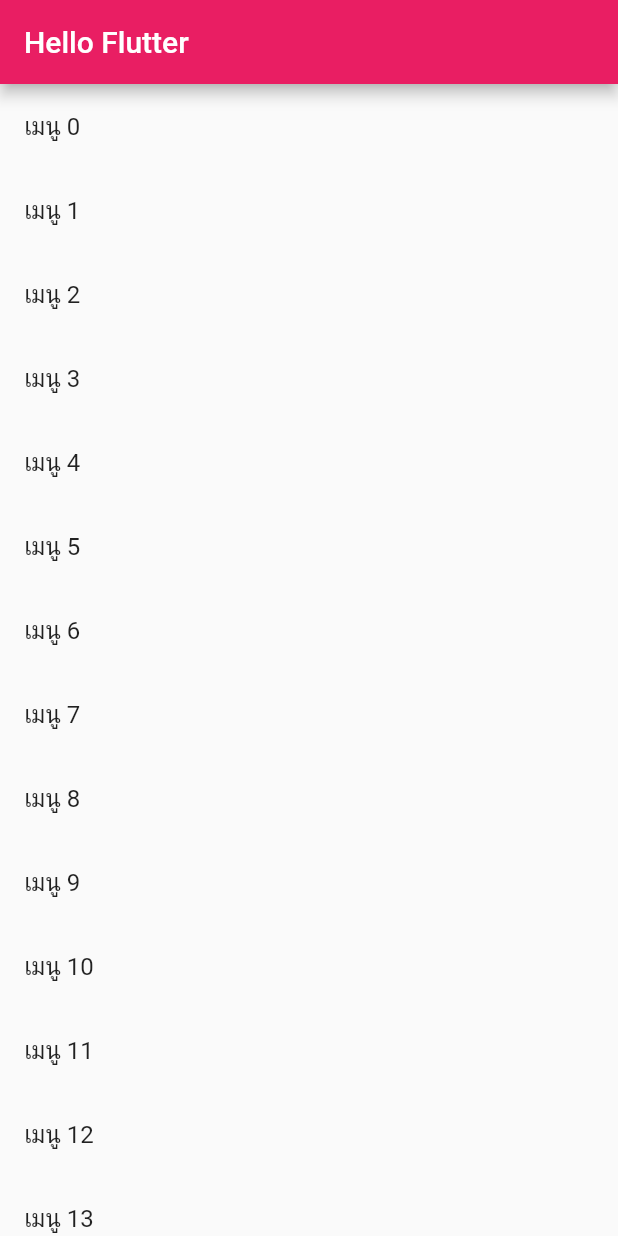
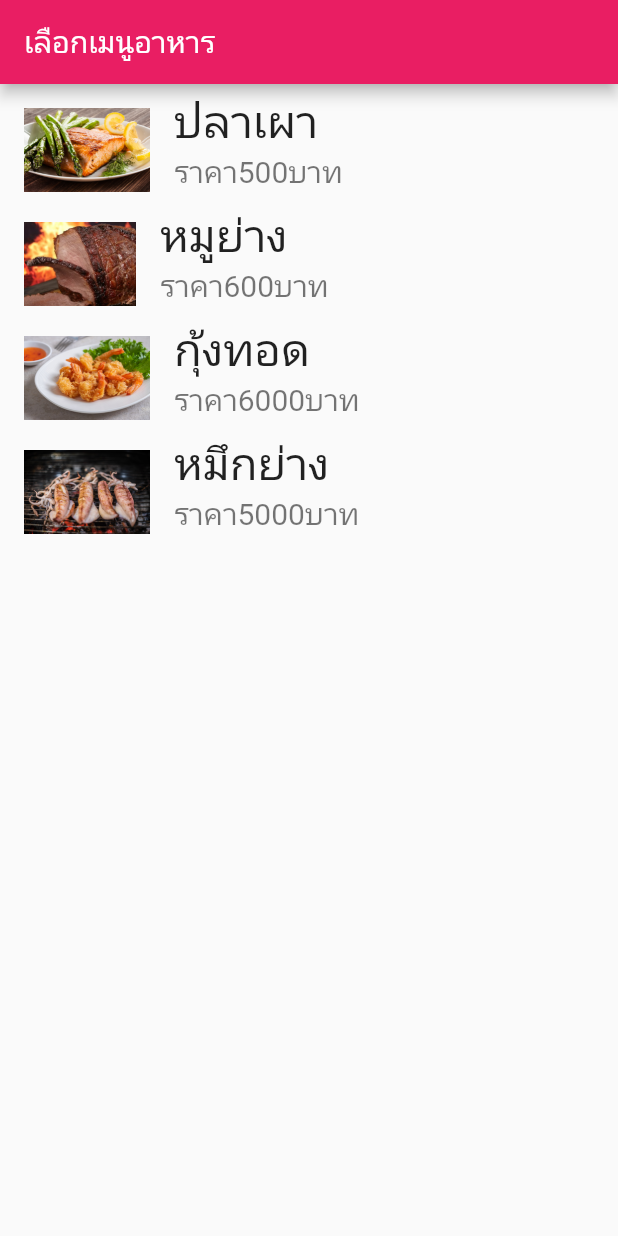
Before and after one commit to suprakron/takecare, a Flutter app: the screen it shows after launch, on a phone screen of 412 x 824 dp. Run offline on Flutter 3.47's test engine with Material 2 defaults, Android fonts, the phone set to English and light mode, and no system bars.

Commit message:
update foodmenu

```diff
--- /dev/null
+++ b/lib/FoodMenu.dart
@@ -0,0 +1,7 @@
+class FoodMenu {
+  String name;
+  String price;
+  String img;
+
+  FoodMenu(this.name, this.price,this.img);
+}
--- a/lib/main.dart
+++ b/lib/main.dart
@@ -1,4 +1,5 @@
 import 'package:flutter/material.dart';
+import 'FoodMenu.dart';
 
 void main() {
   var app = MyApp();
@@ -26,29 +27,36 @@
 }
 
 class _MyHomePage extends State<MyHomePage> {
-  int number = 0;
+//กลุ่มข้อมูล
+  List<FoodMenu> menu = [
+    FoodMenu("ปลาเผา", "500", "assets/images/01.jpg"),
+    FoodMenu("หมูย่าง", "600", "assets/images/02.jpg"),
+    FoodMenu("กุ้งทอด", "6000", "assets/images/03.jpg"),
+    FoodMenu("หมึกย่าง", "5000", "assets/images/04.jpg")
+  ];
 
 //แสดงผลข้อมูล
   @override
   Widget build(BuildContext context) {
     return Scaffold(
-      appBar: AppBar(
-        title: Text("Hello Flutter "),
-      ),
-      body: Center(
-        child: ListView(
-          children: getData(15),
+        appBar: AppBar(
+          title: Text("เลือกเมนูอาหาร"),
         ),
-      ),
-    );
-  }
-
-  List<Widget> getData(int count) {
-    List<Widget> data = [];
-    for (var i = 0; i < count; i++) {
-      var menu = ListTile(title: Text("เมนู $i"));
-      data.add(menu);
-    }
-    return data;
+        body: ListView.builder(
+            itemCount: menu.length,
+            itemBuilder: (BuildContext context, int index) {
+              FoodMenu food = menu[index];
+              return ListTile(
+                leading: Image.asset(food.img),
+                title: Text(
+                  food.name,
+                  style: TextStyle(fontSize: 30),
+                ),
+                subtitle: Text(
+                  "ราคา" + food.price + "บาท",
+                  style: TextStyle(fontSize: 20),
+                ),
+              );
+            }));
   }
 }
--- a/pubspec.yaml
+++ b/pubspec.yaml
@@ -65,6 +65,9 @@
   #   - images/a_dot_burr.jpeg
   #   - images/a_dot_ham.jpeg
 
+  assets:
+    - assets/images/
+
   # An image asset can refer to one or more resolution-specific "variants", see
   # https://flutter.dev/assets-and-images/#resolution-aware
 
```
Also changed, not shown: assets/images/01.jpg (added), assets/images/02.jpg (added), assets/images/03.jpg (added), assets/images/04.jpg (added).
